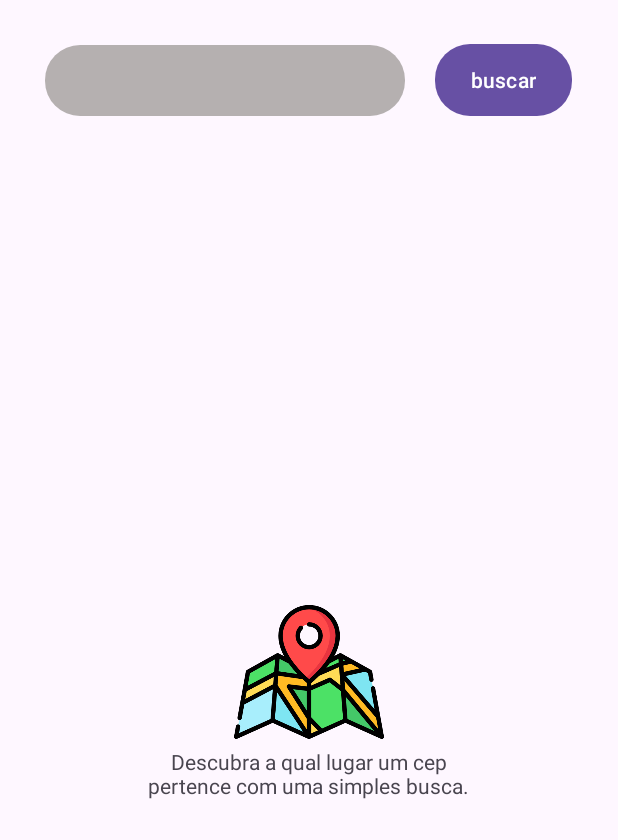
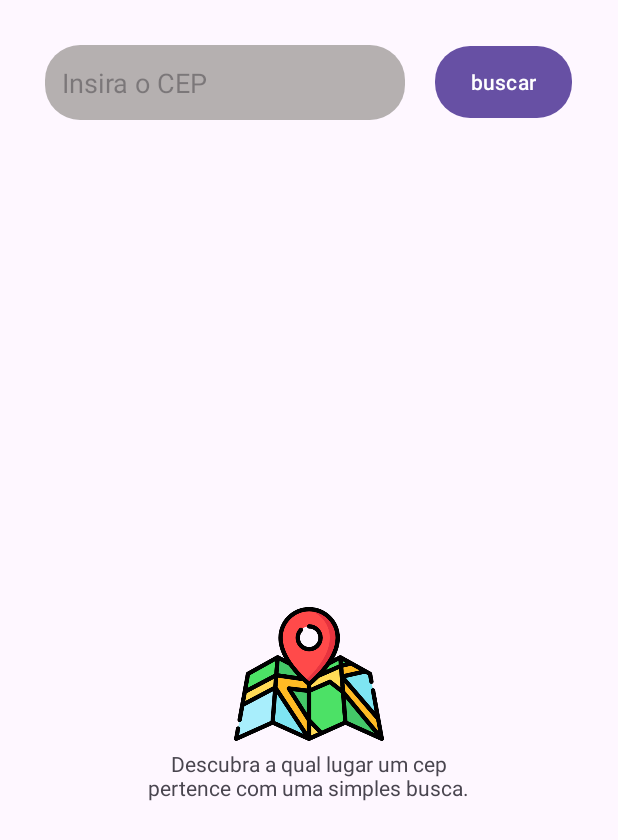
Before and after one commit to HenriqueArgolo/Consulta-de-cep, an Android app: the screen it shows after launch (MainActivity), on a phone screen of 412 x 824 dp. Shown: the top 840 px of the screen. Run offline under Robolectric (Android 15) with nearby library versions, the phone set to English and light mode, and no system bars; our stand-ins replace Room's generated code.

Commit message:
interface bug fix

```diff
--- a/app/src/main/res/layout/activity_main.xml
+++ b/app/src/main/res/layout/activity_main.xml
@@ -17,13 +17,16 @@
         <EditText
             android:id="@+id/search_input"
             android:layout_width="240dp"
-            android:layout_height="wrap_content"
+            android:layout_height="50dp"
             android:layout_marginTop="30dp"
             android:layout_marginEnd="20dp"
+            android:inputType="text"
+            android:hint="@string/insira_o_cep"
             android:layout_marginBottom="30dp"
             android:background="@drawable/rounded_board"
             android:backgroundTint="#B5B0B0"
-            android:padding="11dp" />
+            android:padding="11dp"
+            android:autofillHints="" />
 
         <Button
             android:id="@+id/search_btn"
@@ -80,7 +83,8 @@
                 android:layout_gravity="center"
                 android:layout_marginStart="20dp"
                 android:layout_marginEnd="6dp"
-                android:src="@drawable/map" />
+                android:src="@drawable/map"
+                android:contentDescription="" />
 
             <LinearLayout
                 android:layout_width="0dp"
--- a/app/src/main/res/values/strings.xml
+++ b/app/src/main/res/values/strings.xml
@@ -6,4 +6,5 @@
     <string name="gia">GIA:</string>
     <string name="descubra_a_qual_lugar_um_cep_pertence_com_uma_simples_busca">Descubra a qual lugar um cep pertence com uma simples busca.</string>
     <string name="Buscar">buscar</string>
+    <string name="insira_o_cep">Insira o CEP</string>
 </resources>
```
